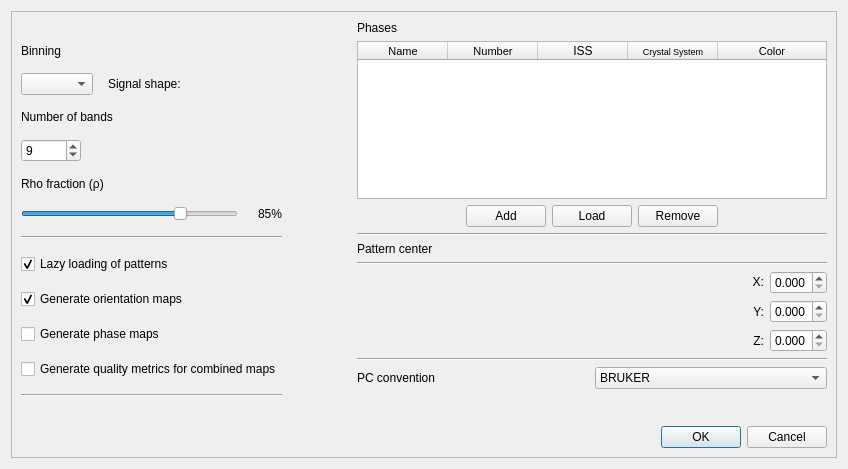
Qt form ui/hi_setup.ui (EBSP-Indexer/EBSP-Indexer) before a commit.
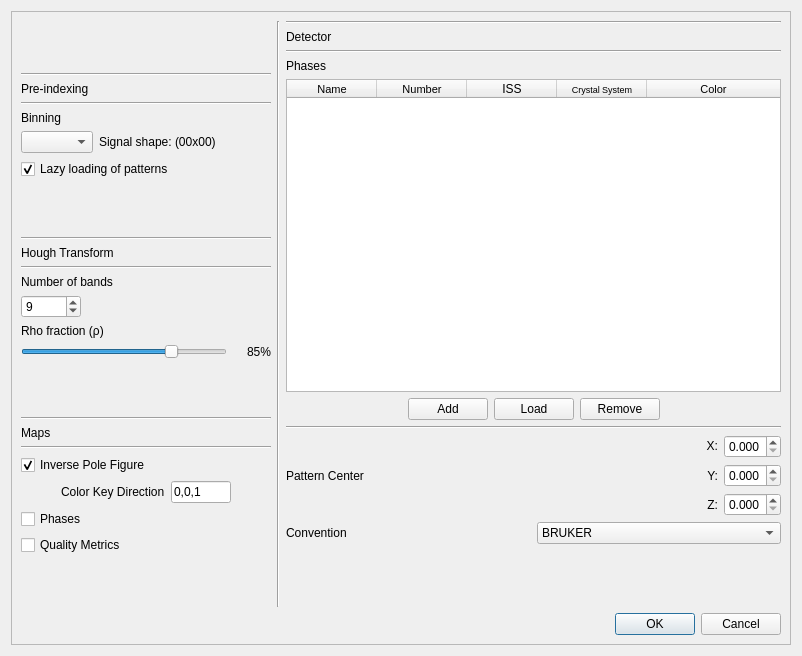
The same form after that commit.

Commit message: New look for hi_setup, ckey direction input

Patch:
```diff
--- a/ui/hi_setup.ui
+++ b/ui/hi_setup.ui
@@ -6,8 +6,8 @@
    <rect>
     <x>0</x>
     <y>0</y>
-    <width>848</width>
-    <height>469</height>
+    <width>802</width>
+    <height>656</height>
    </rect>
   </property>
   <property name="windowTitle">
@@ -22,12 +22,9 @@
      <property name="frameShadow">
       <enum>QFrame::Raised</enum>
      </property>
-     <layout class="QGridLayout" name="gridLayout_3">
+     <layout class="QGridLayout" name="gridLayout_3" rowstretch="0,0,0,1" columnstretch="0,0,0,1">
       <item row="2" column="0">
        <layout class="QVBoxLayout" name="verticalLayout">
-        <property name="spacing">
-         <number>15</number>
-        </property>
         <item>
          <spacer name="verticalSpacer_2">
           <property name="orientation">
@@ -42,59 +39,150 @@
          </spacer>
         </item>
         <item>
-         <layout class="QVBoxLayout" name="verticalLayout_4">
+         <widget class="Line" name="line_7">
+          <property name="orientation">
+           <enum>Qt::Horizontal</enum>
+          </property>
+         </widget>
+        </item>
+        <item>
+         <layout class="QVBoxLayout" name="verticalLayout_7">
           <item>
-           <widget class="QLabel" name="label_7">
+           <widget class="QLabel" name="label_10">
+            <property name="styleSheet">
+             <string notr="true">font: 75 10pt &quot;MS Shell Dlg 2&quot;;</string>
+            </property>
             <property name="text">
-             <string>Binning</string>
-            </property>
-            <property name="alignment">
-             <set>Qt::AlignLeading|Qt::AlignLeft|Qt::AlignVCenter</set>
+             <string>Pre-indexing</string>
             </property>
            </widget>
           </item>
+         </layout>
+        </item>
+        <item>
+         <widget class="Line" name="line_6">
+          <property name="orientation">
+           <enum>Qt::Horizontal</enum>
+          </property>
+         </widget>
+        </item>
+        <item>
+         <layout class="QVBoxLayout" name="verticalLayout_6">
           <item>
-           <layout class="QHBoxLayout" name="horizontalLayout_2">
+           <layout class="QVBoxLayout" name="verticalLayout_4">
             <item>
-             <widget class="QComboBox" name="comboBoxBinning">
-              <property name="maximumSize">
-               <size>
-                <width>80</width>
-                <height>16777215</height>
-               </size>
-              </property>
-              <property name="toolTip">
-               <string>&lt;html&gt;&lt;head/&gt;&lt;body&gt;&lt;p&gt;Detector binning, i.e. how many pixels are binned into one, default is no binning&lt;/p&gt;&lt;/body&gt;&lt;/html&gt;</string>
-              </property>
-              <property name="layoutDirection">
-               <enum>Qt::LeftToRight</enum>
-              </property>
-             </widget>
-            </item>
-            <item>
-             <widget class="QLabel" name="labelSignalShape">
+             <widget class="QLabel" name="label_7">
               <property name="text">
-               <string>Signal shape: </string>
+               <string>Binning</string>
+              </property>
+              <property name="alignment">
+               <set>Qt::AlignLeading|Qt::AlignLeft|Qt::AlignVCenter</set>
               </property>
              </widget>
             </item>
             <item>
-             <spacer name="horizontalSpacer_5">
-              <property name="orientation">
-               <enum>Qt::Horizontal</enum>
-              </property>
-              <property name="sizeHint" stdset="0">
-               <size>
-                <width>40</width>
-                <height>20</height>
-               </size>
-              </property>
-             </spacer>
+             <layout class="QHBoxLayout" name="horizontalLayout_2">
+              <item>
+               <widget class="QComboBox" name="comboBoxBinning">
+                <property name="maximumSize">
+                 <size>
+                  <width>80</width>
+                  <height>16777215</height>
+                 </size>
+                </property>
+                <property name="toolTip">
+                 <string>&lt;html&gt;&lt;head/&gt;&lt;body&gt;&lt;p&gt;Detector binning, i.e. how many pixels are binned into one, default is no binning&lt;/p&gt;&lt;/body&gt;&lt;/html&gt;</string>
+                </property>
+                <property name="layoutDirection">
+                 <enum>Qt::LeftToRight</enum>
+                </property>
+               </widget>
+              </item>
+              <item>
+               <widget class="QLabel" name="labelSignalShape">
+                <property name="text">
+                 <string>Signal shape: (00x00)</string>
+                </property>
+               </widget>
+              </item>
+              <item>
+               <spacer name="horizontalSpacer_5">
+                <property name="orientation">
+                 <enum>Qt::Horizontal</enum>
+                </property>
+                <property name="sizeHint" stdset="0">
+                 <size>
+                  <width>40</width>
+                  <height>20</height>
+                 </size>
+                </property>
+               </spacer>
+              </item>
+             </layout>
             </item>
            </layout>
           </item>
+          <item>
+           <widget class="QCheckBox" name="checkBoxLazy">
+            <property name="enabled">
+             <bool>true</bool>
+            </property>
+            <property name="layoutDirection">
+             <enum>Qt::LeftToRight</enum>
+            </property>
+            <property name="text">
+             <string>Lazy loading of patterns</string>
+            </property>
+            <property name="checkable">
+             <bool>true</bool>
+            </property>
+            <property name="checked">
+             <bool>true</bool>
+            </property>
+            <property name="tristate">
+             <bool>false</bool>
+            </property>
+           </widget>
+          </item>
          </layout>
         </item>
+        <item>
+         <spacer name="verticalSpacer_4">
+          <property name="orientation">
+           <enum>Qt::Vertical</enum>
+          </property>
+          <property name="sizeHint" stdset="0">
+           <size>
+            <width>20</width>
+            <height>40</height>
+           </size>
+          </property>
+         </spacer>
+        </item>
+        <item>
+         <widget class="Line" name="line_8">
+          <property name="orientation">
+           <enum>Qt::Horizontal</enum>
+          </property>
+         </widget>
+        </item>
+        <item>
+         <widget class="QLabel" name="label_11">
+          <property name="styleSheet">
+           <string notr="true">font: 75 10pt &quot;MS Shell Dlg 2&quot;;</string>
+          </property>
+          <property name="text">
+           <string>Hough Transform</string>
+          </property>
+         </widget>
+        </item>
+        <item>
+         <widget class="Line" name="line_9">
+          <property name="orientation">
+           <enum>Qt::Horizontal</enum>
+          </property>
+         </widget>
+        </item>
         <item>
          <layout class="QVBoxLayout" name="verticalLayout_5">
           <item>
@@ -172,6 +260,19 @@
           </item>
          </layout>
         </item>
+        <item>
+         <spacer name="verticalSpacer_5">
+          <property name="orientation">
+           <enum>Qt::Vertical</enum>
+          </property>
+          <property name="sizeHint" stdset="0">
+           <size>
+            <width>20</width>
+            <height>40</height>
+           </size>
+          </property>
+         </spacer>
+        </item>
         <item>
          <widget class="Line" name="line_2">
           <property name="orientation">
@@ -180,55 +281,118 @@
          </widget>
         </item>
         <item>
-         <widget class="QCheckBox" name="checkBoxLazy">
-          <property name="enabled">
-           <bool>true</bool>
+         <widget class="QLabel" name="label_12">
+          <property name="styleSheet">
+           <string notr="true">font: 75 10pt &quot;MS Shell Dlg 2&quot;;</string>
           </property>
-          <property name="layoutDirection">
-           <enum>Qt::LeftToRight</enum>
-          </property>
           <property name="text">
-           <string>Lazy loading of patterns</string>
+           <string>Maps</string>
           </property>
-          <property name="checkable">
-           <bool>true</bool>
-          </property>
-          <property name="checked">
-           <bool>true</bool>
-          </property>
-          <property name="tristate">
-           <bool>false</bool>
-          </property>
          </widget>
         </item>
         <item>
-         <widget class="QCheckBox" name="checkBoxOrientation">
-          <property name="text">
-           <string>Generate orientation maps</string>
+         <widget class="Line" name="line_11">
+          <property name="orientation">
+           <enum>Qt::Horizontal</enum>
           </property>
-          <property name="checked">
-           <bool>true</bool>
-          </property>
          </widget>
         </item>
+        <item>
+         <layout class="QVBoxLayout" name="verticalLayout_8">
+          <item>
+           <widget class="QCheckBox" name="checkBoxOrientation">
+            <property name="toolTip">
+             <string>&lt;html&gt;&lt;head/&gt;&lt;body&gt;&lt;p&gt;Orientations are given a color based on which crystal direction &amp;lt;&lt;span style=&quot; font-style:italic;&quot;&gt;uvw&lt;/span&gt;&amp;gt; points in a certain sample direction, producing the so-called inverse pole figure (IPF) map&lt;/p&gt;&lt;/body&gt;&lt;/html&gt;</string>
+            </property>
+            <property name="text">
+             <string>Inverse Pole Figure</string>
+            </property>
+            <property name="checked">
+             <bool>true</bool>
+            </property>
+           </widget>
+          </item>
+          <item>
+           <layout class="QHBoxLayout" name="IPFExtraOptionsLayout">
+            <item>
+             <spacer name="horizontalSpacer_6">
+              <property name="orientation">
+               <enum>Qt::Horizontal</enum>
+              </property>
+              <property name="sizeType">
+               <enum>QSizePolicy::Fixed</enum>
+              </property>
+              <property name="sizeHint" stdset="0">
+               <size>
+                <width>40</width>
+                <height>0</height>
+               </size>
+              </property>
+             </spacer>
+            </item>
+            <item>
+             <widget class="QLabel" name="labelColorKey">
+              <property name="text">
+               <string>Color Key Direction</string>
+              </property>
+             </widget>
+            </item>
+            <item>
+             <widget class="QLineEdit" name="lineEditColorKey">
+              <property name="sizePolicy">
+               <sizepolicy hsizetype="Expanding" vsizetype="Fixed">
+                <horstretch>0</horstretch>
+                <verstretch>0</verstretch>
+               </sizepolicy>
+              </property>
+              <property name="maximumSize">
+               <size>
+                <width>60</width>
+                <height>16777215</height>
+               </size>
+              </property>
+              <property name="inputMask">
+               <string>[0,0,0]</string>
+              </property>
+              <property name="text">
+               <string>0,0,1</string>
+              </property>
+              <property name="placeholderText">
+               <string>e.g. 1,0,0</string>
+              </property>
+             </widget>
+            </item>
+            <item>
+             <spacer name="horizontalSpacer_7">
+              <property name="orientation">
+               <enum>Qt::Horizontal</enum>
+              </property>
+              <property name="sizeHint" stdset="0">
+               <size>
+                <width>40</width>
+                <height>0</height>
+               </size>
+              </property>
+             </spacer>
+            </item>
+           </layout>
+          </item>
+         </layout>
+        </item>
         <item>
          <widget class="QCheckBox" name="checkBoxPhase">
           <property name="text">
-           <string>Generate phase maps</string>
+           <string>Phases</string>
           </property>
          </widget>
         </item>
         <item>
          <widget class="QCheckBox" name="checkBoxQuality">
-          <property name="text">
+          <property name="toolTip">
            <string>Generate quality metrics for combined maps</string>
           </property>
-         </widget>
-        </item>
-        <item>
-         <widget class="Line" name="line_3">
-          <property name="orientation">
-           <enum>Qt::Horizontal</enum>
+          <property name="text">
+           <string>Quality Metrics</string>
           </property>
          </widget>
         </item>
@@ -247,8 +411,32 @@
         </item>
        </layout>
       </item>
-      <item row="2" column="2">
-       <layout class="QVBoxLayout" name="verticalLayout_2" stretch="0,5,0,0,0,0,0,0,0,1">
+      <item row="2" column="3">
+       <layout class="QVBoxLayout" name="verticalLayout_2" stretch="0,0,0,0,5,0,0,0,0,1">
+        <item>
+         <widget class="Line" name="line_4">
+          <property name="orientation">
+           <enum>Qt::Horizontal</enum>
+          </property>
+         </widget>
+        </item>
+        <item>
+         <widget class="QLabel" name="label_14">
+          <property name="styleSheet">
+           <string notr="true">font: 75 10pt &quot;MS Shell Dlg 2&quot;;</string>
+          </property>
+          <property name="text">
+           <string>Detector</string>
+          </property>
+         </widget>
+        </item>
+        <item>
+         <widget class="Line" name="line_3">
+          <property name="orientation">
+           <enum>Qt::Horizontal</enum>
+          </property>
+         </widget>
+        </item>
         <item>
          <widget class="QLabel" name="label">
           <property name="text">
@@ -260,7 +448,7 @@
          <widget class="QTableWidget" name="tableWidgetPhase">
           <property name="minimumSize">
            <size>
-            <width>470</width>
+            <width>250</width>
             <height>50</height>
            </size>
           </property>
@@ -405,39 +593,9 @@
           </property>
          </widget>
         </item>
-        <item>
-         <widget class="QLabel" name="label_2">
-          <property name="text">
-           <string>Pattern center</string>
-          </property>
-          <property name="alignment">
-           <set>Qt::AlignLeading|Qt::AlignLeft|Qt::AlignVCenter</set>
-          </property>
-         </widget>
-        </item>
-        <item>
-         <widget class="Line" name="line_5">
-          <property name="orientation">
-           <enum>Qt::Horizontal</enum>
-          </property>
-         </widget>
-        </item>
         <item>
          <layout class="QGridLayout" name="gridLayout_2">
-          <item row="1" column="2">
-           <widget class="QDoubleSpinBox" name="patternCenterY">
-            <property name="decimals">
-             <number>3</number>
-            </property>
-            <property name="maximum">
-             <double>1.000000000000000</double>
-            </property>
-            <property name="singleStep">
-             <double>0.001000000000000</double>
-            </property>
-           </widget>
-          </item>
-          <item row="0" column="2">
+          <item row="0" column="3">
            <widget class="QDoubleSpinBox" name="patternCenterX">
             <property name="decimals">
              <number>3</number>
@@ -450,7 +608,20 @@
             </property>
            </widget>
           </item>
-          <item row="2" column="2">
+          <item row="1" column="3">
+           <widget class="QDoubleSpinBox" name="patternCenterY">
+            <property name="decimals">
+             <number>3</number>
+            </property>
+            <property name="maximum">
+             <double>1.000000000000000</double>
+            </property>
+            <property name="singleStep">
+             <double>0.001000000000000</double>
+            </property>
+           </widget>
+          </item>
+          <item row="2" column="3">
            <widget class="QDoubleSpinBox" name="patternCenterZ">
             <property name="prefix">
              <string/>
@@ -466,23 +637,7 @@
             </property>
            </widget>
           </item>
-          <item row="0" column="1">
-           <widget class="QLabel" name="label_3">
-            <property name="maximumSize">
-             <size>
-              <width>16777215</width>
-              <height>20</height>
-             </size>
-            </property>
-            <property name="text">
-             <string>X:</string>
-            </property>
-            <property name="alignment">
-             <set>Qt::AlignRight|Qt::AlignTrailing|Qt::AlignVCenter</set>
-            </property>
-           </widget>
-          </item>
-          <item row="1" column="1">
+          <item row="1" column="2">
            <widget class="QLabel" name="label_4">
             <property name="layoutDirection">
              <enum>Qt::LeftToRight</enum>
@@ -495,7 +650,7 @@
             </property>
            </widget>
           </item>
-          <item row="2" column="1">
+          <item row="2" column="2">
            <widget class="QLabel" name="label_5">
             <property name="text">
              <string>Z:</string>
@@ -505,7 +660,23 @@
             </property>
            </widget>
           </item>
-          <item row="1" column="0">
+          <item row="0" column="2">
+           <widget class="QLabel" name="label_3">
+            <property name="maximumSize">
+             <size>
+              <width>16777215</width>
+              <height>20</height>
+             </size>
+            </property>
+            <property name="text">
+             <string>X:</string>
+            </property>
+            <property name="alignment">
+             <set>Qt::AlignRight|Qt::AlignTrailing|Qt::AlignVCenter</set>
+            </property>
+           </widget>
+          </item>
+          <item row="1" column="1">
            <spacer name="horizontalSpacer_4">
             <property name="orientation">
              <enum>Qt::Horizontal</enum>
@@ -518,21 +689,24 @@
             </property>
            </spacer>
           </item>
+          <item row="1" column="0">
+           <widget class="QLabel" name="label_2">
+            <property name="text">
+             <string>Pattern Center</string>
+            </property>
+            <property name="alignment">
+             <set>Qt::AlignLeading|Qt::AlignLeft|Qt::AlignVCenter</set>
+            </property>
+           </widget>
+          </item>
          </layout>
         </item>
-        <item>
-         <widget class="Line" name="line_4">
-          <property name="orientation">
-           <enum>Qt::Horizontal</enum>
-          </property>
-         </widget>
-        </item>
         <item>
          <layout class="QHBoxLayout" name="horizontalLayout">
           <item>
            <widget class="QLabel" name="label_6">
             <property name="text">
-             <string>PC convention</string>
+             <string>Convention</string>
             </property>
            </widget>
           </item>
@@ -574,13 +748,13 @@
         </property>
         <property name="sizeHint" stdset="0">
          <size>
-          <width>134</width>
-          <height>388</height>
+          <width>0</width>
+          <height>0</height>
          </size>
         </property>
        </spacer>
       </item>
-      <item row="3" column="2">
+      <item row="3" column="3">
        <widget class="QDialogButtonBox" name="buttonBox">
         <property name="layoutDirection">
          <enum>Qt::LeftToRight</enum>
@@ -593,6 +767,13 @@
         </property>
        </widget>
       </item>
+      <item row="2" column="2">
+       <widget class="Line" name="line_10">
+        <property name="orientation">
+         <enum>Qt::Vertical</enum>
+        </property>
+       </widget>
+      </item>
      </layout>
     </widget>
    </item>
```
Left out of the diff: 36 changed lines with no effect on the pictures. The commit also changes 4 other files.
